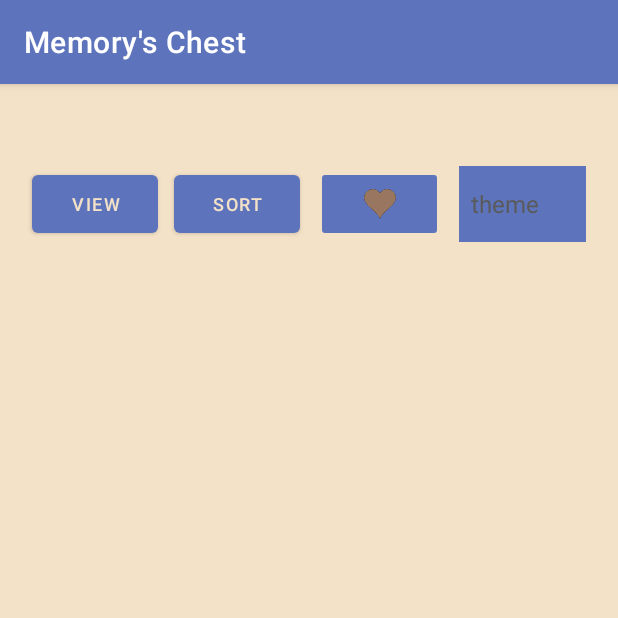
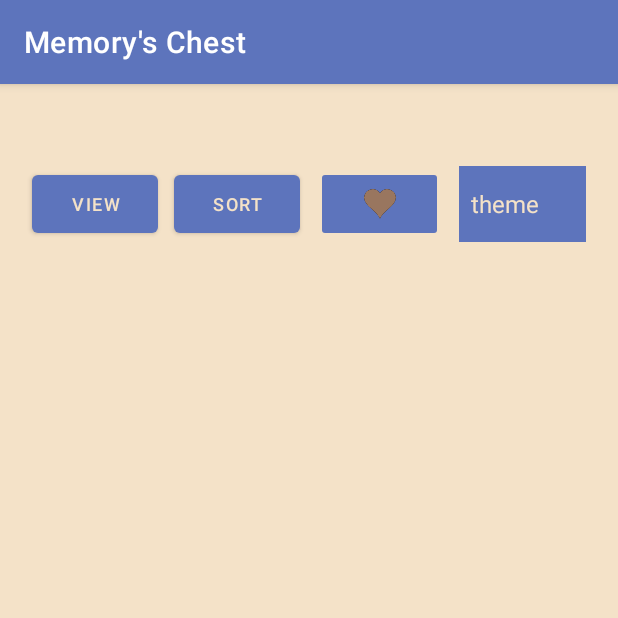
Before and after one commit to Alfredo-Vargas/memorysChest, an Android app: the screen it shows after launch (MainActivity), after a tap on "Ball color champagne", on a phone screen of 412 x 824 dp, the top half of it. Run offline under Robolectric (Android 15) with nearby library versions, the phone set to English and light mode, and no system bars.

Commit message:
2022-03-30 23:1952

```diff
--- a/app/build.gradle
+++ b/app/build.gradle
@@ -32,12 +32,26 @@ android {
 }
 
 dependencies {
-
     implementation 'androidx.core:core-ktx:1.7.0'
     implementation 'androidx.appcompat:appcompat:1.4.1'
     implementation 'com.google.android.material:material:1.5.0'
     implementation 'androidx.constraintlayout:constraintlayout:2.1.3'
+    implementation 'androidx.recyclerview:recyclerview:1.3.0-alpha01'
+    implementation 'androidx.cardview:cardview:1.0.0'
     testImplementation 'junit:junit:4.13.2'
     androidTestImplementation 'androidx.test.ext:junit:1.1.3'
     androidTestImplementation 'androidx.test.espresso:espresso-core:3.4.0'
+
+    // Card View
+    //def cardview_version = "1.0.0"
+    //implementation "androidx.cardview:cardview:$cardview_version"
+
+    // Recyclerview
+    //def recyclerview_version = "1.0.0"
+    //implementation "androidx.recyclerview:recyclerview:$recyclerview_version"
+
+    //glide
+    //def glide_version = "4.8.0"
+    //implementation "com.github.bumptech.glide:glide:$glide_version"
+    //annotationProcessor "com.github.bumptech.glide:compiler:$glide_version"
 }
--- a/app/src/main/res/layout/activity_main.xml
+++ b/app/src/main/res/layout/activity_main.xml
@@ -63,12 +63,13 @@
                 android:layout_marginBottom="5sp"
                 android:layout_weight="1"
                 android:background="?attr/colorPrimary"
+                android:clickable="true"
                 android:contentDescription="@string/theme_button"
                 android:dropDownWidth="wrap_content"
-                android:textColor="?attr/colorOnPrimary"
+                android:entries="@array/theme"
                 android:popupBackground="?attr/colorPrimary"
-                android:entries="@array/theme"
-                android:spinnerMode="dropdown" />
+                android:spinnerMode="dropdown"
+                android:textColor="?attr/colorOnPrimary" />
         </LinearLayout>
 
         <androidx.recyclerview.widget.RecyclerView
--- a/app/src/main/res/values/themes.xml
+++ b/app/src/main/res/values/themes.xml
@@ -15,7 +15,7 @@
     </style>
     <style name="mainTheme" parent="Theme.MaterialComponents.DayNight.DarkActionBar">
         <!-- Extra settings -->
-        <item name="android:textColor">@color/champagne_grey</item>
+        <item name="android:textColor">@color/champagne</item>
         <item name="android:colorBackground">@color/champagne</item>
         <item name="backgroundTint">@color/yonder</item>
         <!-- Primary brand color. -->
```
